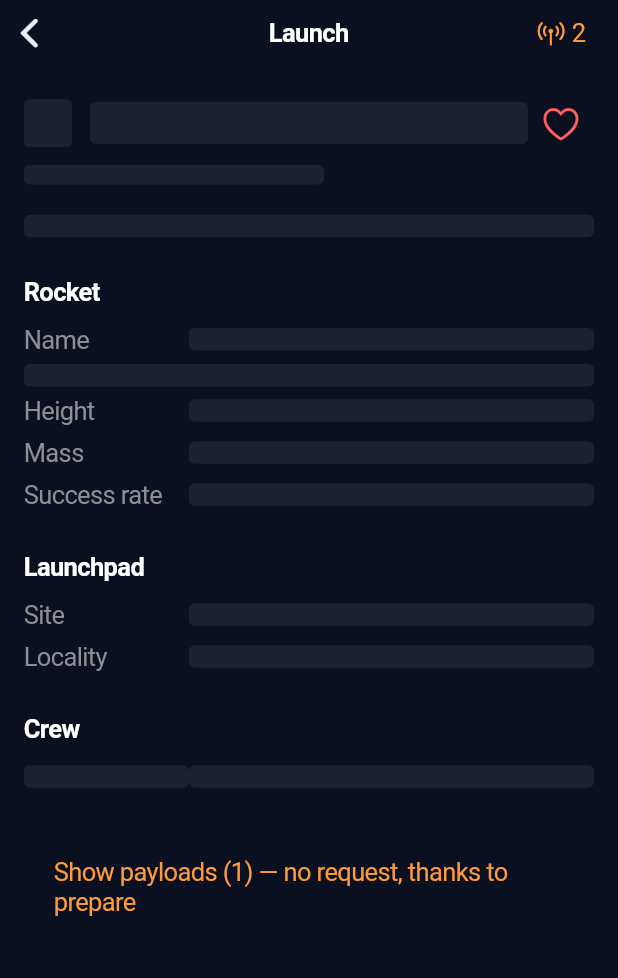
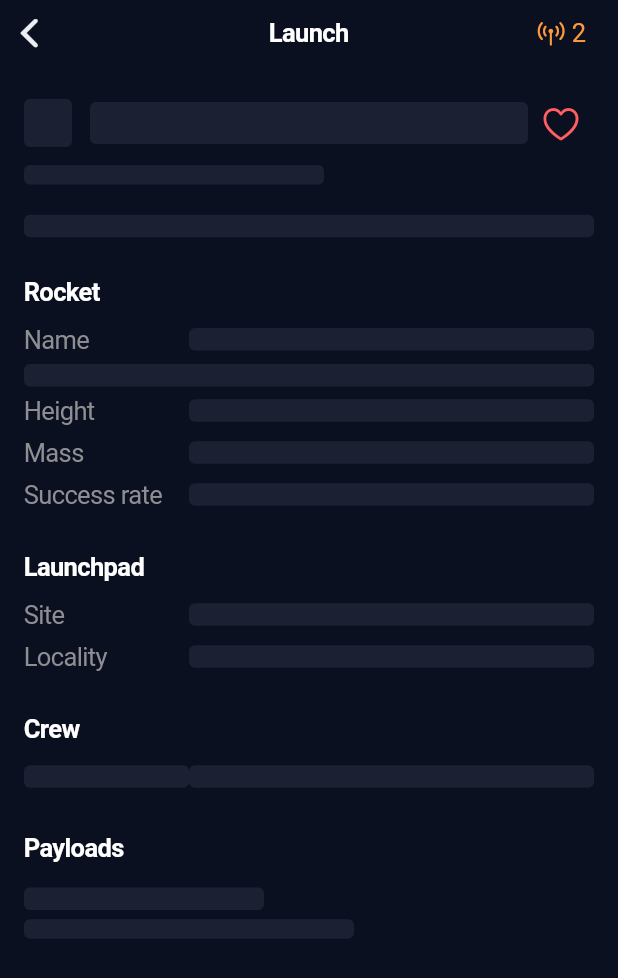
Before and after one commit to tpucci/sling_gql, a Flutter app: the LaunchScreen screen opened directly with empty values, on a phone screen of 412 x 824 dp. Shown: the top 978 px of the screen. Run offline on Flutter 3.47's test engine with Material 3 defaults, Android fonts, the phone set to English and light mode, and no system bars; our stand-ins replace web; missing offline and left inert: dart:js_interop; network calls fail.

Commit message:
refactor(example): payloads are a plain section, no debug banner

```diff
--- a/example/lib/app.dart
+++ b/example/lib/app.dart
@@ -19,6 +19,7 @@ class SlingApp extends StatelessWidget {
   Widget build(BuildContext context) {
     return CupertinoApp(
       title: 'sling_gql',
+      debugShowCheckedModeBanner: false,
       theme: slingTheme(),
       home: CupertinoTabScaffold(
         tabBar: CupertinoTabBar(
--- a/example/lib/screens/launch_screen.dart
+++ b/example/lib/screens/launch_screen.dart
@@ -10,8 +10,8 @@ import '../widgets/status_icon.dart';
 
 /// Launch detail.
 ///
-/// - `prepare` selects everything the screen will need up front (including
-///   the collapsed payload section), so opening it later costs no request.
+/// - `prepare` is the screen's selection as a reusable function: the
+///   [QueryBuilder] runs it, and [LaunchScreen.open] prefetches with it.
 /// - `name`/`date`/`status`/`rocket.name` are NOT fetched again: the list
 ///   already wrote `Launch:<id>` and `Rocket:<id>` entities, and `launch(id:)`
 ///   is a `lookup` field that resolves straight to the entity. Only the fields
@@ -52,8 +52,6 @@ class LaunchScreen extends StatefulWidget {
 }
 
 class _LaunchScreenState extends State<LaunchScreen> {
-  bool _showPayloads = false;
-
   /// Reusable selection ("fragment").
   static void prepare(Launch launch) {
     launch
@@ -105,6 +103,7 @@ class _LaunchScreenState extends State<LaunchScreen> {
             if (launch == null) return const Center(child: Text('Not found'));
             final rocket = launch.rocket;
             final crew = launch.crew ?? const <Astronaut>[];
+            final payloads = launch.payloads ?? const <Payload>[];
             final favorite = launch.favorite;
             final status = launch.status;
 
@@ -184,24 +183,11 @@ class _LaunchScreenState extends State<LaunchScreen> {
                   const _Section('Crew'),
                   for (final a in crew) _Row(a.agency, a.name),
                 ],
-                const SizedBox(height: 24),
-                CupertinoButton(
-                  onPressed: () =>
-                      setState(() => _showPayloads = !_showPayloads),
-                  child: Text(
-                    '${_showPayloads ? 'Hide' : 'Show'} payloads '
-                    '(${launch.payloads?.length ?? '…'}) — no request, thanks to prepare',
-                  ),
-                ),
-                if (_showPayloads)
-                  for (final p in launch.payloads ?? const <Payload>[])
-                    CupertinoListTile(
-                      title: Text(p.name ?? '…'),
-                      subtitle: Text(
-                        '${p.type$} · ${p.orbit} · ${p.massKg ?? '?'} kg · '
-                        '${p.customers?.join(', ')}',
-                      ),
-                    ),
+                if (payloads.isNotEmpty) ...[
+                  const SizedBox(height: 24),
+                  const _Section('Payloads'),
+                  for (final p in payloads) _Payload(p),
+                ],
                 if (state.isLoading)
                   const Padding(
                     padding: EdgeInsets.all(16),
@@ -265,6 +251,41 @@ class _FavoriteButton extends StatelessWidget {
   }
 }
 
+class _Payload extends StatelessWidget {
+  const _Payload(this.payload);
+  final Payload payload;
+
+  @override
+  Widget build(BuildContext context) {
+    final p = payload;
+    final mass = p.massKg;
+    final details = [
+      p.type$,
+      p.orbit,
+      if (mass != null) '$mass kg',
+      p.customers?.join(', '),
+    ].whereType<String>().join(' · ');
+    return Padding(
+      padding: const EdgeInsets.symmetric(vertical: 6),
+      child: Column(
+        crossAxisAlignment: CrossAxisAlignment.start,
+        children: [
+          SkeletonText(p.name, width: 160),
+          const SizedBox(height: 2),
+          SkeletonText(
+            p.isSkeleton ? null : details,
+            width: 220,
+            style: const TextStyle(
+              color: CupertinoColors.systemGrey,
+              fontSize: 13,
+            ),
+          ),
+        ],
+      ),
+    );
+  }
+}
+
 class _Section extends StatelessWidget {
   const _Section(this.title);
   final String title;
```
Also changed, not shown: 3 other files.
